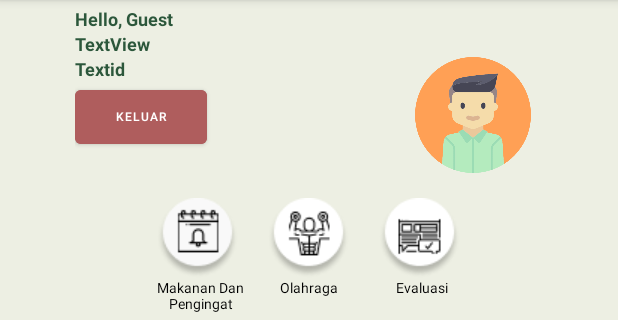
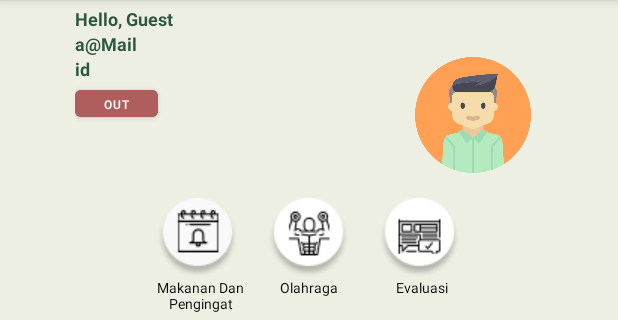
Before and after one commit to leoagustino/healthfull, an Android app: the dashboard screen opened directly, with no data from a screen before it, on a phone screen of 412 x 824 dp, the part 84-404 px from its top. Run offline under Robolectric (Android 15) with nearby library versions, the light colour scheme and no system bars; libraries missing offline, so code that uses them is left out: com.github.mikephil.charting; plain views replace PieChart; 50 statements that could not run were skipped.

Commit message:
perbaikan2

```diff
--- a/app/build.gradle
+++ b/app/build.gradle
@@ -52,5 +52,6 @@ dependencies {
     implementation 'com.google.android.gms:play-services-auth:19.2.0'
     implementation 'com.github.bumptech.glide:glide:4.12.0'
     annotationProcessor 'com.github.bumptech.glide:compiler:4.12.0'
+    implementation 'com.pierfrancescosoffritti.androidyoutubeplayer:core:10.0.5'
 
 }
--- a/app/src/main/AndroidManifest.xml
+++ b/app/src/main/AndroidManifest.xml
@@ -9,6 +9,9 @@
         android:roundIcon="@mipmap/ic_launcher_round"
         android:supportsRtl="true"
         android:theme="@style/AppTheme">
+        <activity
+            android:name=".vidOlahraga"
+            android:exported="true" />
         <activity
             android:name=".pengingatActivity2"
             android:exported="true" />
--- a/app/src/main/java/com/example/healthfull/onboard3.java
+++ b/app/src/main/java/com/example/healthfull/onboard3.java
@@ -20,7 +20,7 @@ public class onboard3 extends AppCompatActivity {
         btn1.setOnClickListener(new View.OnClickListener() {
             @Override
             public void onClick(View view) {
-                Intent d = new Intent(onboard3.this, olahraga.class);
+                Intent d = new Intent(onboard3.this, signin.class);
                 startActivity(d);
             }
         });
--- a/app/src/main/res/layout/activity_dashboard.xml
+++ b/app/src/main/res/layout/activity_dashboard.xml
@@ -45,7 +45,7 @@
                 android:id="@+id/textemail"
                 android:layout_width="match_parent"
                 android:layout_height="wrap_content"
-                android:text="TextView"
+                android:text="a@Mail"
                 android:textAppearance="@style/skip"
                 android:textStyle="bold" />
 
@@ -53,15 +53,15 @@
                 android:id="@+id/textid"
                 android:layout_width="match_parent"
                 android:layout_height="wrap_content"
-                android:text="Textid"
+                android:text="id"
                 android:textAppearance="@style/skip"
                 android:textStyle="bold" />
 
             <Button
                 android:id="@+id/btn_logout"
-                android:layout_width="wrap_content"
-                android:layout_height="wrap_content"
-                android:text="Keluar"
+                android:layout_width="55dp"
+                android:layout_height="30dp"
+                android:text="Out"
                 android:backgroundTint="@color/merahtua"
                 android:textSize="8dp"></Button>
 
@@ -194,6 +194,7 @@
             android:layout_height="wrap_content"
             android:layout_marginRight="20dp"
             android:background="@null"
+            android:onClick="pindahOlahraga"
             app:srcCompat="@drawable/ic_olahraga"
             tools:layout_editor_absoluteX="165dp"
             tools:layout_editor_absoluteY="169dp" />
@@ -555,6 +556,7 @@
             </FrameLayout>
         </LinearLayout>
     </ScrollView>
+
     </androidx.constraintlayout.widget.ConstraintLayout>
 
 </androidx.drawerlayout.widget.DrawerLayout>
--- a/app/src/main/res/layout/activity_main.xml
+++ b/app/src/main/res/layout/activity_main.xml
@@ -61,4 +61,10 @@
         android:layout_height="wrap_content"
         android:text="Button"
         />
+    <Button
+        android:id="@+id/btn_video"
+        android:layout_width="wrap_content"
+        android:layout_height="wrap_content"
+        android:text="video"
+        />
 </LinearLayout>
--- a/app/src/main/res/menu/menu_bawah.xml
+++ b/app/src/main/res/menu/menu_bawah.xml
@@ -18,6 +18,7 @@
         android:enabled="true"
         android:icon="@drawable/ic_baseline_home_24"
         android:title="Home"
+        android:onClick="pindahHome"
         app:showAsAction="ifRoom"/>
     <item
         android:id="@+id/weight"
```
Also changed, not shown: app/src/main/java/com/example/healthfull/MainActivity.java (+6 -2 lines), app/src/main/java/com/example/healthfull/dashboard.java (+7 -0 lines), app/src/main/java/com/example/healthfull/olahraga.java (+7 -0 lines), app/src/main/java/com/example/healthfull/vidOlahraga.java (added, +19 -0 lines), app/src/main/res/layout/activity_input_menu.xml (+3 -4 lines), app/src/main/res/layout/activity_olahraga.xml (+10 -8 lines), app/src/main/res/layout/activity_vid_olahraga.xml (added, +8 -0 lines).
